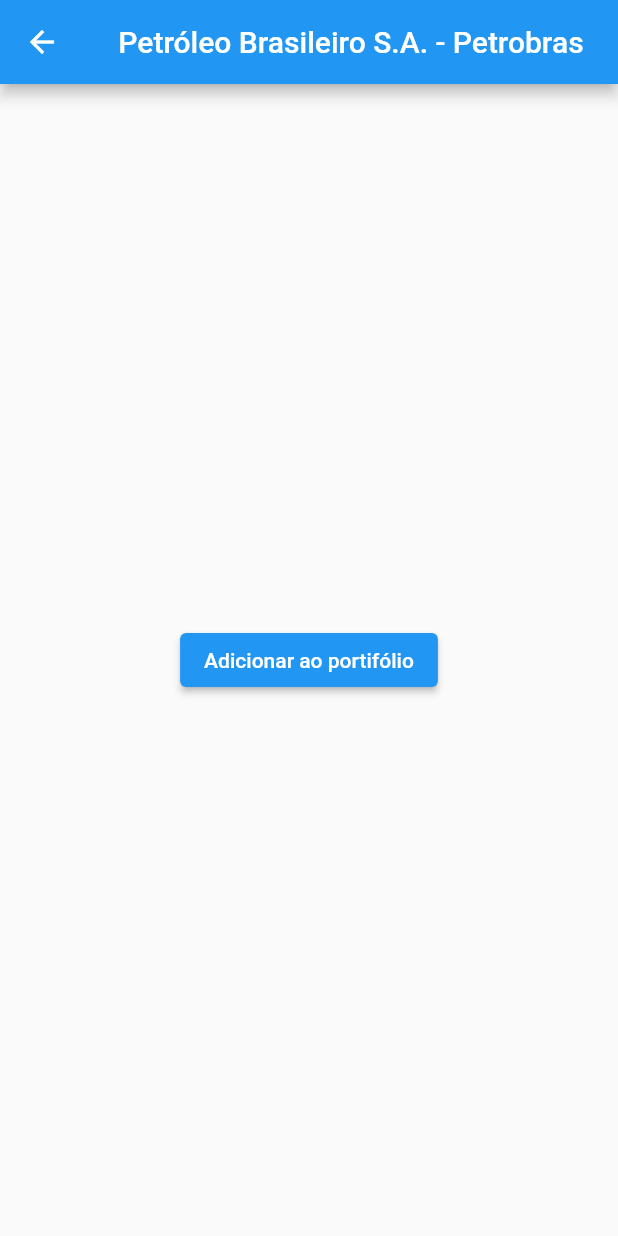
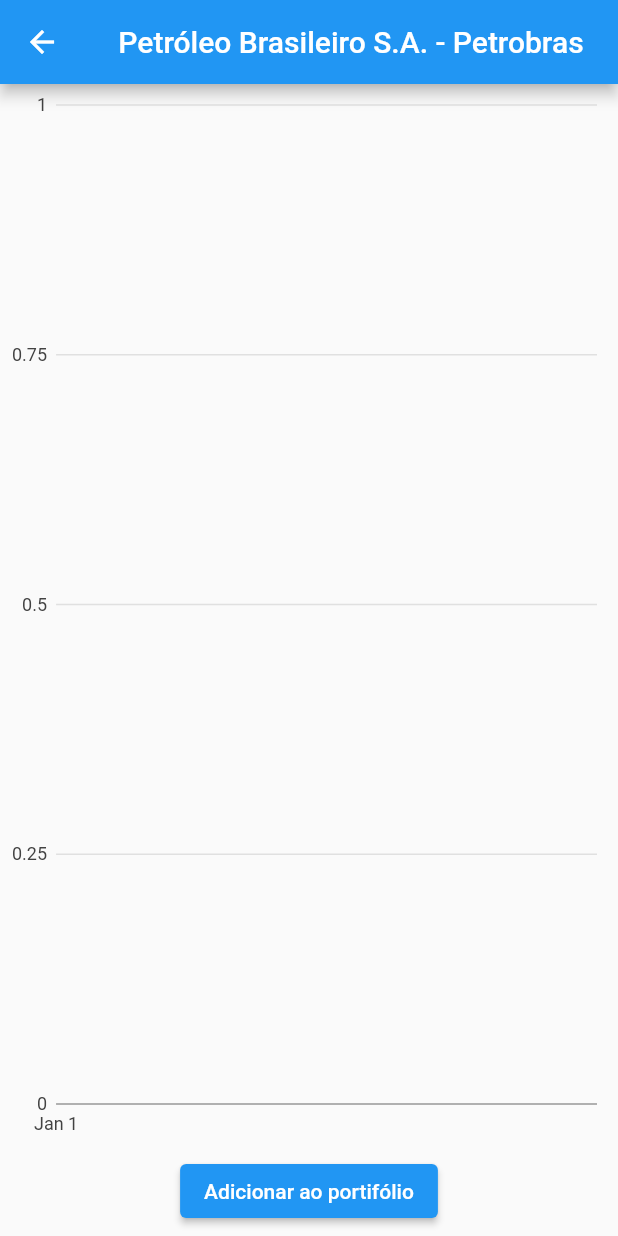
Before and after one commit to CaioFeiertag/ticker_tracker, a Flutter app: the TickerDetails screen opened directly with sample values from the repository, on a phone screen of 412 x 824 dp. Run offline on Flutter 3.47's test engine with Material 2 defaults, Android fonts, the phone set to English and light mode, and no system bars; our stand-ins replace charts_flutter, flutter_dotenv, sqflite; accounts and stored records are empty; network calls fail.

Commit message:
feat: add ticker chart

```diff
--- /dev/null
+++ b/lib/models/ticker-time-serie.dart
@@ -0,0 +1,6 @@
+class TickerTimeSerie {
+  final DateTime date;
+  final double price;
+
+  TickerTimeSerie({required this.date, required this.price});
+}
--- a/lib/screens/home/components/ticker-info.dart
+++ b/lib/screens/home/components/ticker-info.dart
@@ -1,6 +1,6 @@
 import 'package:flutter/material.dart';
 import 'package:flutter/widgets.dart';
-import 'package:ticker_tracker/screens/home/ticker.dart';
+import 'package:ticker_tracker/models/ticker.dart';
 
 class TickerInfo extends StatelessWidget {
   TickerInfo({required this.ticker}) : super();
--- /dev/null
+++ b/lib/screens/ticker-details/components/ticker-chart.dart
@@ -0,0 +1,30 @@
+/// Timeseries chart example
+import 'package:charts_flutter/flutter.dart' as charts;
+import 'package:flutter/material.dart';
+import 'package:ticker_tracker/models/ticker-time-serie.dart';
+
+class SimpleTimeSeriesChart extends StatelessWidget {
+  final List<charts.Series<TickerTimeSerie, DateTime>> seriesList;
+  final bool animate;
+
+  SimpleTimeSeriesChart(
+      {required List<TickerTimeSerie> seriesList, this.animate = false})
+      : seriesList = seriesList
+            .map((tickerTimeSerie) => new charts.Series(
+                  id: 'Ticker',
+                  colorFn: (_, __) => charts.MaterialPalette.blue.shadeDefault,
+                  domainFn: (TickerTimeSerie timeSerie, _) => timeSerie.date,
+                  measureFn: (TickerTimeSerie timeSerie, _) => timeSerie.price,
+                  data: seriesList,
+                ))
+            .toList();
+
+  @override
+  Widget build(BuildContext context) {
+    return new charts.TimeSeriesChart(
+      seriesList,
+      animate: animate,
+      dateTimeFactory: const charts.LocalDateTimeFactory(),
+    );
+  }
+}
--- a/lib/screens/ticker-details/index.dart
+++ b/lib/screens/ticker-details/index.dart
@@ -1,15 +1,39 @@
 import 'package:flutter/material.dart';
-import 'package:ticker_tracker/screens/home/ticker.dart';
+import 'package:ticker_tracker/models/ticker-time-serie.dart';
+import 'package:ticker_tracker/models/ticker.dart';
+import 'package:ticker_tracker/screens/home/ticket-api.dart';
+import 'package:ticker_tracker/screens/ticker-details/components/ticker-chart.dart';
 import 'package:ticker_tracker/services/Ticker-provider.dart' as Provider;
 
-class TickerDetails extends StatelessWidget {
+class TickerDetails extends StatefulWidget {
   final Ticker ticker;
 
   TickerDetails({Key? key, required this.ticker}) : super(key: key);
+
+  @override
+  _TickerDetails createState() => _TickerDetails(ticker: ticker);
+}
+
+class _TickerDetails extends State<TickerDetails> {
+  final Ticker ticker;
+  late List<TickerTimeSerie> tickerTimeSeries = [];
+  final tickerProvider = Provider.TickerProvider();
+
+  _TickerDetails({required this.ticker});
+
+  @override
+  void initState() {
+    super.initState();
+
+    fetchTickerTimeSeries(ticker).then((response) => {
+          setState(() {
+            tickerTimeSeries = response;
+          })
+        });
+  }
+
   @override
   Widget build(BuildContext context) {
-    final tickerProvider = Provider.TickerProvider();
-
     return Scaffold(
         appBar: AppBar(
             title: Row(
@@ -17,8 +41,11 @@
           mainAxisAlignment: MainAxisAlignment.center,
           children: [Text(this.ticker.name)],
         )),
-        body: Stack(children: [
-          Center(
+        body: Column(children: [
+          Expanded(
+              child: SimpleTimeSeriesChart(seriesList: this.tickerTimeSeries)),
+          Padding(
+              padding: EdgeInsets.all(6),
               child: ElevatedButton(
                   onPressed: () => {
                         tickerProvider.addTicker(this.ticker),
--- a/pubspec.yaml
+++ b/pubspec.yaml
@@ -31,6 +31,7 @@
   http: ^0.13.3
   flutter_dotenv: ^5.0.2
   sqflite: ^2.0.0+4
+  charts_flutter: ^0.11.0
 
 dev_dependencies:
   flutter_test:
```
Also changed, not shown: lib/screens/home/index.dart (+4 -12 lines), lib/screens/home/ticket-api.dart (+23 -1 lines), lib/models/ticker.dart (renamed from lib/screens/home/ticker.dart), pubspec.lock.
